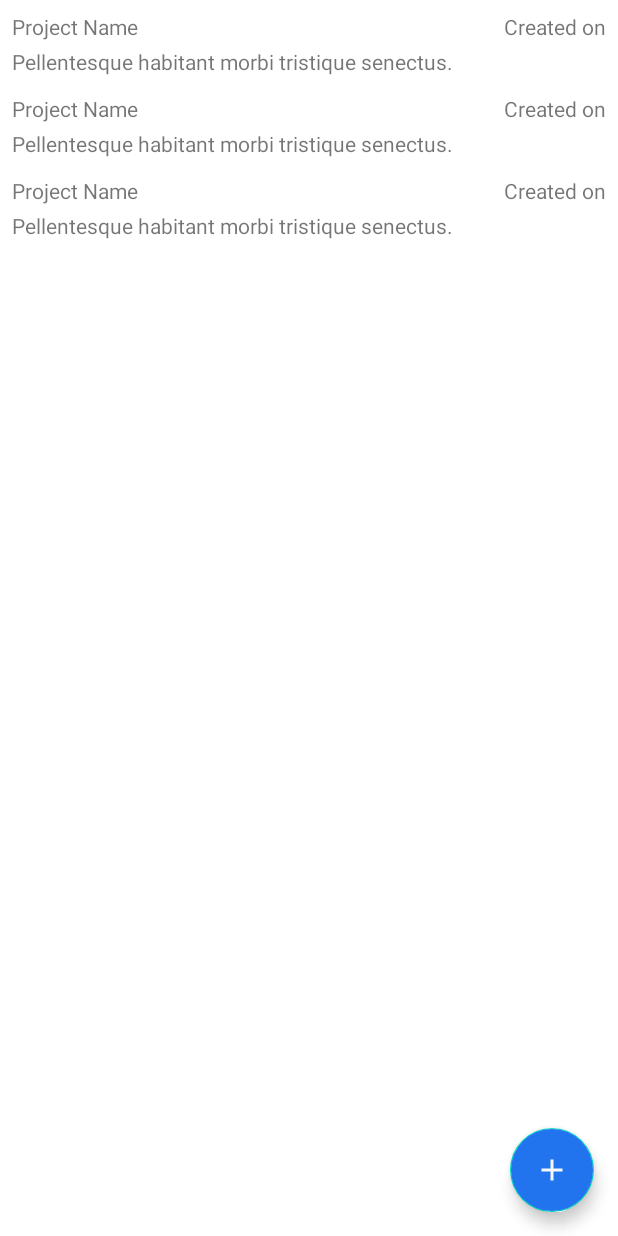
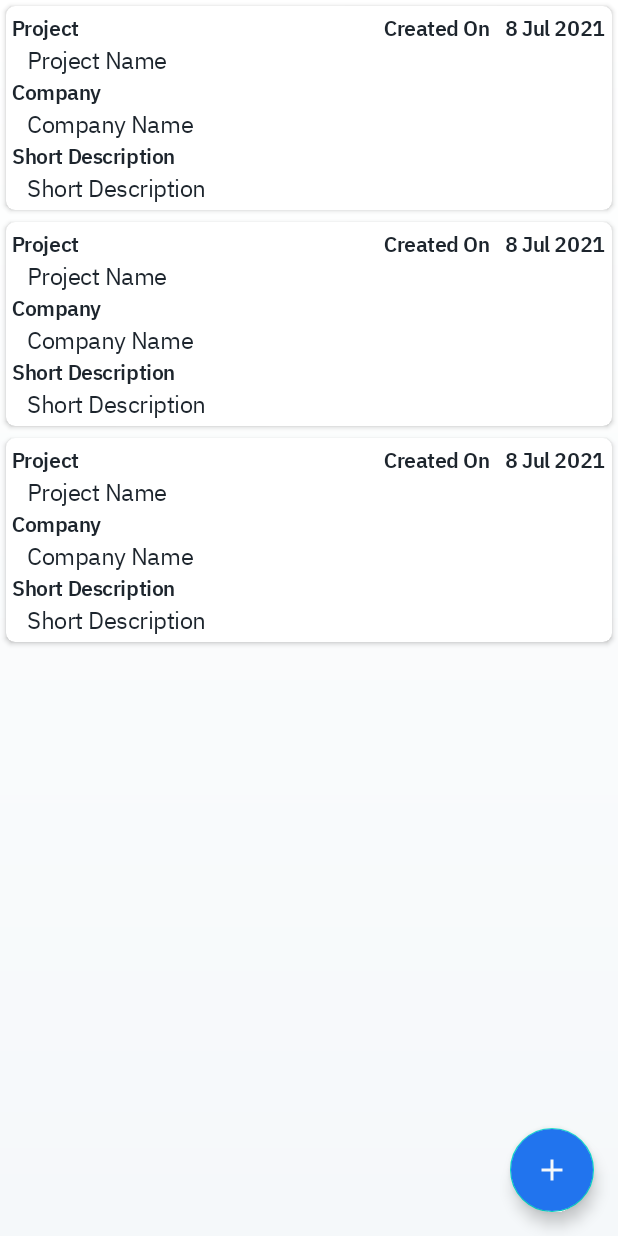
Before and after one commit to mohithaiyappa/NiramaiAssignment, an Android app: the layout activity_main.xml on its own in the app's theme, with its tools: preview values and no code run, on a phone screen of 412 x 824 dp. Run offline under Robolectric (Android 15) with nearby library versions, the phone set to English and light mode, and no system bars.

Commit message:
:zap: RecyclerView Item Changed

```diff
--- a/app/src/main/java/com/example/niramaiassignment/ui/ProjectsAdapter.kt
+++ b/app/src/main/java/com/example/niramaiassignment/ui/ProjectsAdapter.kt
@@ -39,9 +39,10 @@ class ProjectsAdapter(
         // populate data
         LayoutItemProjectBinding.bind(holder.itemView).apply {
             val project = projects[position]
-            projectName.text = project.projectName
-            createdOnDate.text = dateFormat.format(project.dateOfCreation!!)
-            shortDesc.text = project.shortDescription
+            fieldProjectName.text = project.projectName
+            fieldDate.text = dateFormat.format(project.dateOfCreation!!)
+            fieldCompanyName.text = project.companyName
+            fieldShortDesc.text = project.shortDescription
             root.setOnClickListener{
                 listener.onItemClick(project)
             }
--- /dev/null
+++ b/app/src/main/res/drawable/home_background_gradient.xml
@@ -0,0 +1,8 @@
+<?xml version="1.0" encoding="utf-8"?>
+<shape xmlns:android="http://schemas.android.com/apk/res/android">
+    <gradient
+        android:angle="90"
+        android:endColor="#ffffff"
+        android:startColor="#f5f8fa"
+        android:type="linear" />
+</shape>
--- a/app/src/main/res/layout/activity_main.xml
+++ b/app/src/main/res/layout/activity_main.xml
@@ -4,6 +4,7 @@
     xmlns:tools="http://schemas.android.com/tools"
     android:layout_width="match_parent"
     android:layout_height="match_parent"
+    android:background="@drawable/home_background_gradient"
     tools:context=".ui.home.HomeActivity">
 
     <androidx.recyclerview.widget.RecyclerView
--- a/app/src/main/res/layout/layout_item_project.xml
+++ b/app/src/main/res/layout/layout_item_project.xml
@@ -1,35 +1,90 @@
 <?xml version="1.0" encoding="utf-8"?>
-<androidx.constraintlayout.widget.ConstraintLayout xmlns:android="http://schemas.android.com/apk/res/android"
+
+<androidx.cardview.widget.CardView xmlns:android="http://schemas.android.com/apk/res/android"
     xmlns:app="http://schemas.android.com/apk/res-auto"
     xmlns:tools="http://schemas.android.com/tools"
+    android:layout_width="match_parent"
+    android:layout_height="wrap_content"
+    android:layout_margin="4dp"
+    android:padding="7dp"
+    app:cardCornerRadius="6dp">
+
+
+    <androidx.constraintlayout.widget.ConstraintLayout
         android:layout_width="match_parent"
         android:layout_height="wrap_content"
         android:padding="4dp">
 
         <TextView
-        android:id="@+id/projectName"
+            android:id="@+id/labelProjectName"
             android:layout_width="wrap_content"
             android:layout_height="wrap_content"
-        android:layout_margin="4dp"
             app:layout_constraintStart_toStartOf="parent"
             app:layout_constraintTop_toTopOf="parent"
-        android:text="@string/project_name"/>
-
+            android:text="@string/project_label"
+            style="@style/LabelTextView1"/>
         <TextView
-        android:id="@+id/createdOnDate"
+            android:id="@+id/fieldProjectName"
+            android:layout_width="match_parent"
+            android:layout_height="wrap_content"
+            android:layout_marginStart="10dp"
+            style="@style/TextField"
+            android:text="@string/project_name"
+            app:layout_constraintTop_toBottomOf="@id/labelProjectName" />
+        <TextView
+            android:id="@+id/labelCompanyName"
             android:layout_width="wrap_content"
             android:layout_height="wrap_content"
-        android:layout_margin="4dp"
-        app:layout_constraintBottom_toBottomOf="@id/projectName"
-        app:layout_constraintEnd_toEndOf="parent"
-        app:layout_constraintTop_toTopOf="@id/projectName"
-        android:text="@string/created_on"/>
-
+            android:text="@string/company_label"
+            style="@style/LabelTextView1"
+            app:layout_constraintTop_toBottomOf="@id/fieldProjectName"
+            app:layout_constraintStart_toStartOf="parent"/>
         <TextView
-        android:id="@+id/shortDesc"
+            android:id="@+id/fieldCompanyName"
             android:layout_width="match_parent"
             android:layout_height="wrap_content"
-        android:layout_margin="4dp"
-        app:layout_constraintTop_toBottomOf="@id/projectName"
-        android:text="Pellentesque habitant morbi tristique senectus."/>
+            android:layout_marginStart="10dp"
+            style="@style/TextField"
+            android:text="@string/company_name"
+            app:layout_constraintTop_toBottomOf="@id/labelCompanyName"
+            app:layout_constraintStart_toStartOf="parent"/>
+        <TextView
+            android:id="@+id/labelShortDesc"
+            android:layout_width="wrap_content"
+            android:layout_height="wrap_content"
+            android:text="@string/short_description"
+            style="@style/LabelTextView1"
+            app:layout_constraintTop_toBottomOf="@id/fieldCompanyName"
+            app:layout_constraintStart_toStartOf="parent"/>
+        <TextView
+            android:id="@+id/fieldShortDesc"
+            android:layout_width="match_parent"
+            android:layout_height="wrap_content"
+            android:layout_marginStart="10dp"
+            style="@style/TextField"
+            android:text="@string/short_description"
+            app:layout_constraintTop_toBottomOf="@id/labelShortDesc"
+            app:layout_constraintStart_toStartOf="parent"/>
+        <TextView
+            android:id="@+id/labelDate"
+            android:layout_width="wrap_content"
+            android:layout_height="wrap_content"
+            android:layout_marginEnd="10dp"
+            android:text="Created On"
+            style="@style/LabelTextView1"
+            app:layout_constraintTop_toTopOf="@id/fieldDate"
+            app:layout_constraintBottom_toBottomOf="@id/fieldDate"
+            app:layout_constraintEnd_toStartOf="@id/fieldDate"/>
+        <TextView
+            android:id="@+id/fieldDate"
+            android:layout_width="wrap_content"
+            android:layout_height="wrap_content"
+            style="@style/LabelTextView1"
+            android:text="8 Jul 2021"
+            app:layout_constraintTop_toTopOf="@id/labelProjectName"
+            app:layout_constraintBottom_toBottomOf="@id/labelProjectName"
+            app:layout_constraintEnd_toEndOf="parent"/>
+
+
     </androidx.constraintlayout.widget.ConstraintLayout>
+</androidx.cardview.widget.CardView>
--- a/app/src/main/res/values/strings.xml
+++ b/app/src/main/res/values/strings.xml
@@ -7,4 +7,6 @@
     <string name="update_project">UPDATE PROJECT</string>
     <string name="long_description">Long Description</string>
     <string name="fab_content_desc">create project</string>
+    <string name="project_label">Project</string>
+    <string name="company_label">Company</string>
 </resources>
--- a/app/src/main/res/values/themed_widgets.xml
+++ b/app/src/main/res/values/themed_widgets.xml
@@ -14,6 +14,25 @@
         <item name="android:textColorHint">@color/nepal</item>
         <item name="android:letterSpacing">-0.03</item>
         <item name="android:lineSpacingExtra">12.5sp</item>
+    </style>
+
+    <style name="LabelTextView1" parent="Widget.MaterialComponents.TextView">
+        <item name="fontFamily">@font/ibm_plex_sans_semi_bold</item>
+        <item name="android:textSize">14sp</item>
+        <item name="android:textColor">@color/ebonyClay</item>
+        <item name="android:letterSpacing">-0.02</item>
+    </style>
+    <style name="LabelTextView2" parent="Widget.MaterialComponents.TextView">
+        <item name="fontFamily">@font/ibm_plex_sans_semi_bold</item>
+        <item name="android:textSize">14sp</item>
+        <item name="android:textColor">@color/ebonyClay</item>
+        <item name="android:letterSpacing">-0.02</item>
+    </style>
+    <style name="TextField" parent="Widget.MaterialComponents.TextView">
+        <item name="fontFamily">@font/ibm_plex_sans</item>
+        <item name="android:textSize">16sp</item>
+        <item name="android:textColor">@color/ebonyClay</item>
+        <item name="android:letterSpacing">-0.02</item>
     </style>
     <style name="EditText1" parent="Widget.AppCompat.EditText">
         <item name="fontFamily">@font/ibm_plex_sans</item>
```
Lines whose indentation alone changed are shown as unchanged.
